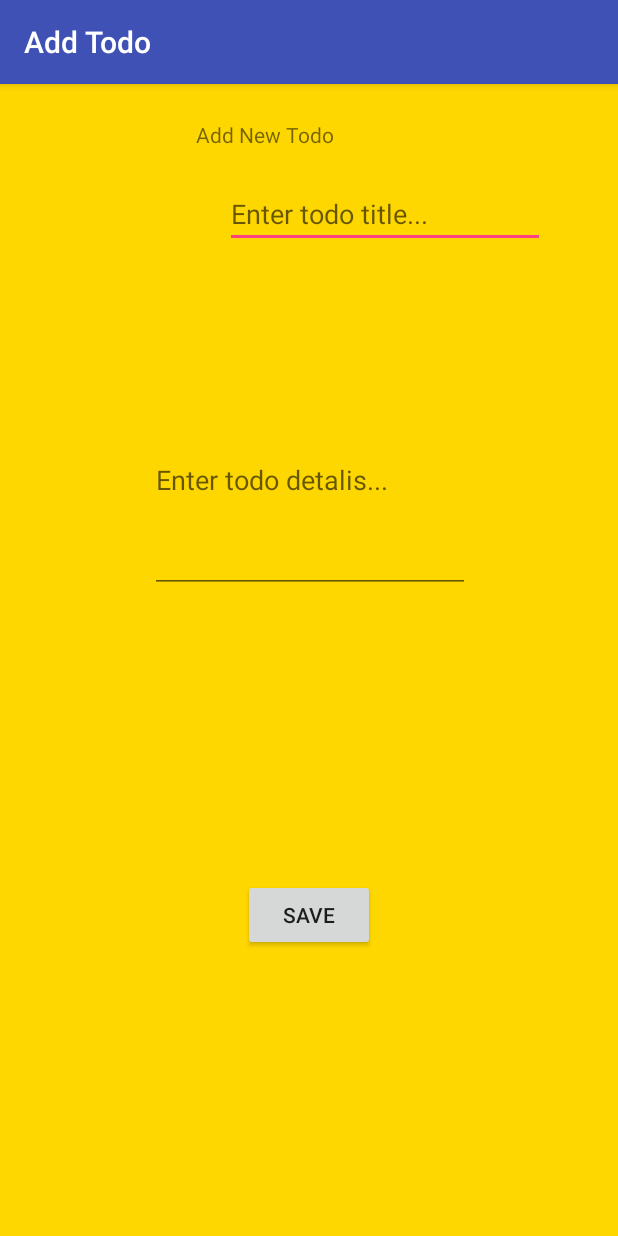
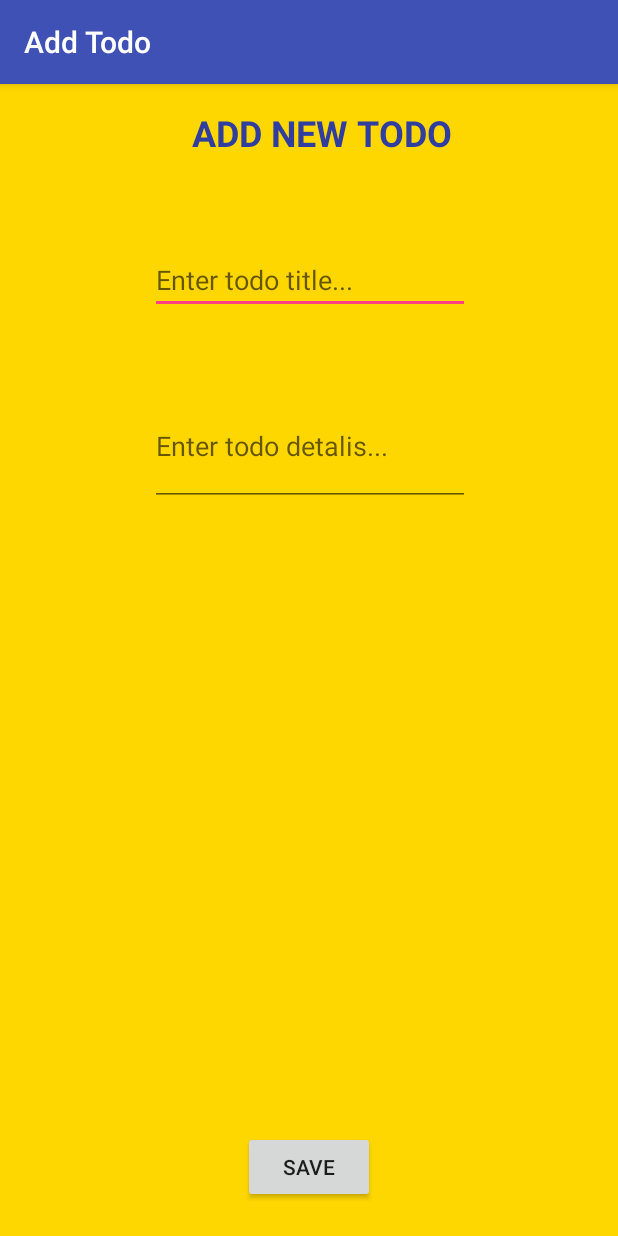
Before and after one commit to Yoni-Satat/andoid_java_final_project, an Android app: the AddTaskActivity screen opened directly, with no data from a screen before it, on a phone screen of 412 x 824 dp. Run offline under Robolectric (Android 15) with nearby library versions, the phone set to English and light mode, and no system bars.

Commit message:
added styling

```diff
--- a/app/src/main/java/codeclan/com/todoapp/models/Task.java
+++ b/app/src/main/java/codeclan/com/todoapp/models/Task.java
@@ -49,7 +49,7 @@ public class Task {
         if (this.completed == false) {
             return "Get it done";
         } else {
-            return "Yay one less to go";
+            return "DONE";
         }
     }
 
--- a/app/src/main/res/layout/activity_add_task.xml
+++ b/app/src/main/res/layout/activity_add_task.xml
@@ -10,14 +10,18 @@
 
     <TextView
         android:id="@+id/add_title"
-        android:layout_width="146dp"
-        android:layout_height="32dp"
+        android:layout_width="317dp"
+        android:layout_height="36dp"
         android:layout_marginEnd="8dp"
         android:layout_marginStart="24dp"
-        android:layout_marginTop="24dp"
+        android:layout_marginTop="16dp"
         android:text="@string/add_new_task"
+        android:textAlignment="center"
+        android:textAllCaps="true"
+        android:textColor="@color/colorPrimaryDark"
+        android:textSize="24sp"
+        android:textStyle="bold"
         app:layout_constraintEnd_toEndOf="parent"
-        app:layout_constraintHorizontal_bias="0.456"
         app:layout_constraintStart_toStartOf="parent"
         app:layout_constraintTop_toTopOf="parent"
         tools:text="@string/add_new_task" />
@@ -28,22 +32,22 @@
         android:layout_height="wrap_content"
         android:layout_marginEnd="8dp"
         android:layout_marginStart="8dp"
-        android:layout_marginTop="8dp"
+        android:layout_marginTop="56dp"
         android:ems="10"
         android:hint="@string/todo_title"
         android:inputType="textPersonName"
         app:layout_constraintEnd_toEndOf="parent"
-        app:layout_constraintHorizontal_bias="0.779"
+        app:layout_constraintHorizontal_bias="0.503"
         app:layout_constraintStart_toStartOf="parent"
         app:layout_constraintTop_toBottomOf="@+id/add_title" />
 
     <EditText
         android:id="@+id/addTaskField"
         android:layout_width="wrap_content"
-        android:layout_height="150dp"
+        android:layout_height="80dp"
         android:layout_marginEnd="8dp"
         android:layout_marginStart="8dp"
-        android:layout_marginTop="80dp"
+        android:layout_marginTop="48dp"
         android:ems="10"
         android:hint="@string/enter_task"
         android:inputType="textMultiLine"
@@ -60,12 +64,13 @@
         android:layout_marginEnd="8dp"
         android:layout_marginStart="8dp"
         android:layout_marginTop="8dp"
+        android:onClick="onClickSaveNewTodo"
         android:text="@string/save_new_todo"
-        android:onClick="onClickSaveNewTodo"
         app:layout_constraintBottom_toBottomOf="parent"
         app:layout_constraintEnd_toEndOf="parent"
         app:layout_constraintStart_toStartOf="parent"
         app:layout_constraintTop_toBottomOf="@+id/addTaskField"
+        app:layout_constraintVertical_bias="0.967"
         tools:text="@string/save_new_todo" />
 
 </android.support.constraint.ConstraintLayout>
--- a/app/src/main/res/layout/activity_show_task_description.xml
+++ b/app/src/main/res/layout/activity_show_task_description.xml
@@ -10,13 +10,15 @@
     <TextView
         android:id="@+id/todo_description"
         android:layout_width="228dp"
-        android:layout_height="195dp"
+        android:layout_height="98dp"
         android:layout_marginBottom="8dp"
         android:layout_marginEnd="8dp"
         android:layout_marginStart="8dp"
         android:layout_marginTop="8dp"
+        android:textSize="24sp"
         app:layout_constraintBottom_toBottomOf="parent"
         app:layout_constraintEnd_toEndOf="parent"
         app:layout_constraintStart_toStartOf="parent"
-        app:layout_constraintTop_toTopOf="parent" />
+        app:layout_constraintTop_toTopOf="parent"
+        app:layout_constraintVertical_bias="0.416" />
 </android.support.constraint.ConstraintLayout>
```
Also changed, not shown: app/src/main/java/codeclan/com/todoapp/controllers/MainActivity.java (+0 -19 lines), app/src/main/java/codeclan/com/todoapp/models/TasksAdapter.java (+10 -9 lines), app/src/main/res/layout/activity_main.xml (+6 -8 lines), app/src/main/res/layout/task_items.xml (+14 -10 lines).
